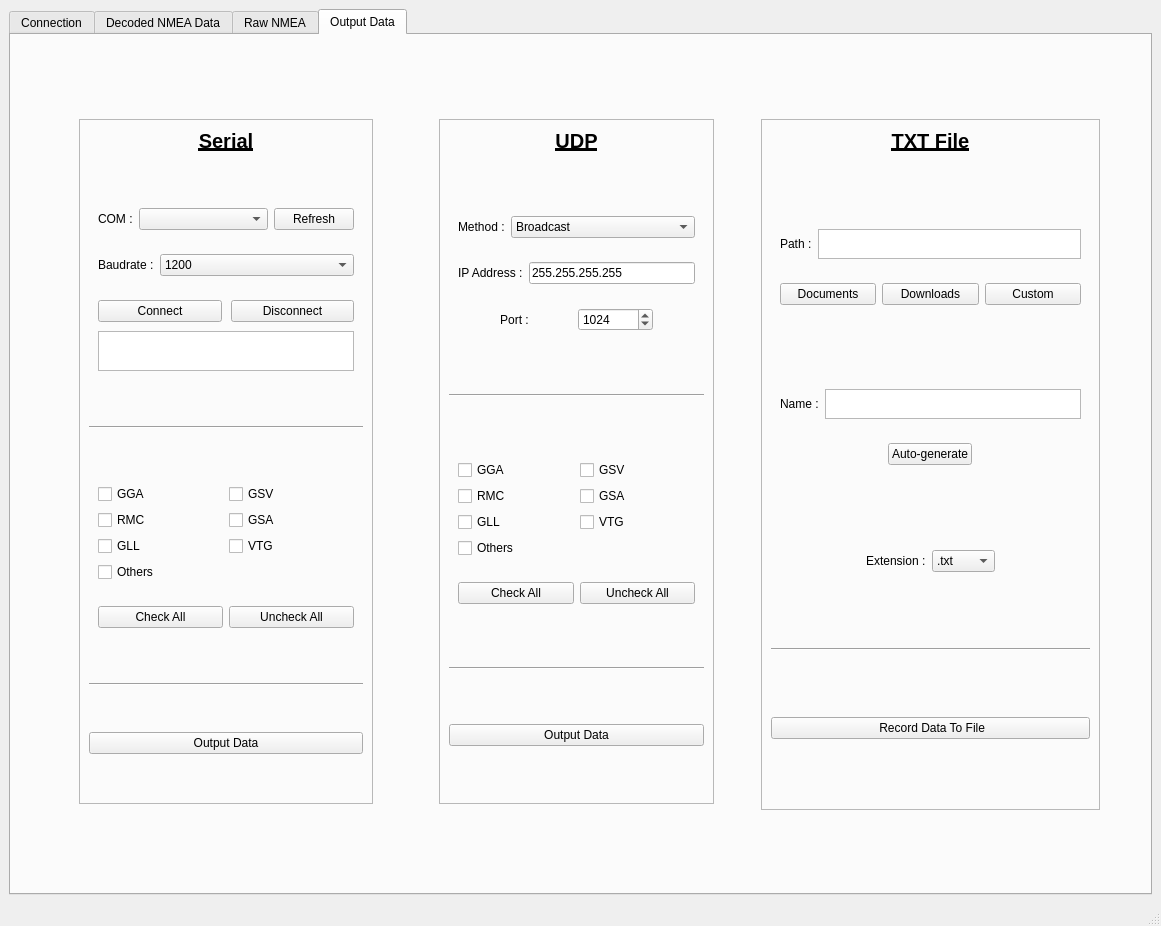
Old version of the form ui/gps_data_displayer.ui in the repository Kupofty/NMEA_Center.
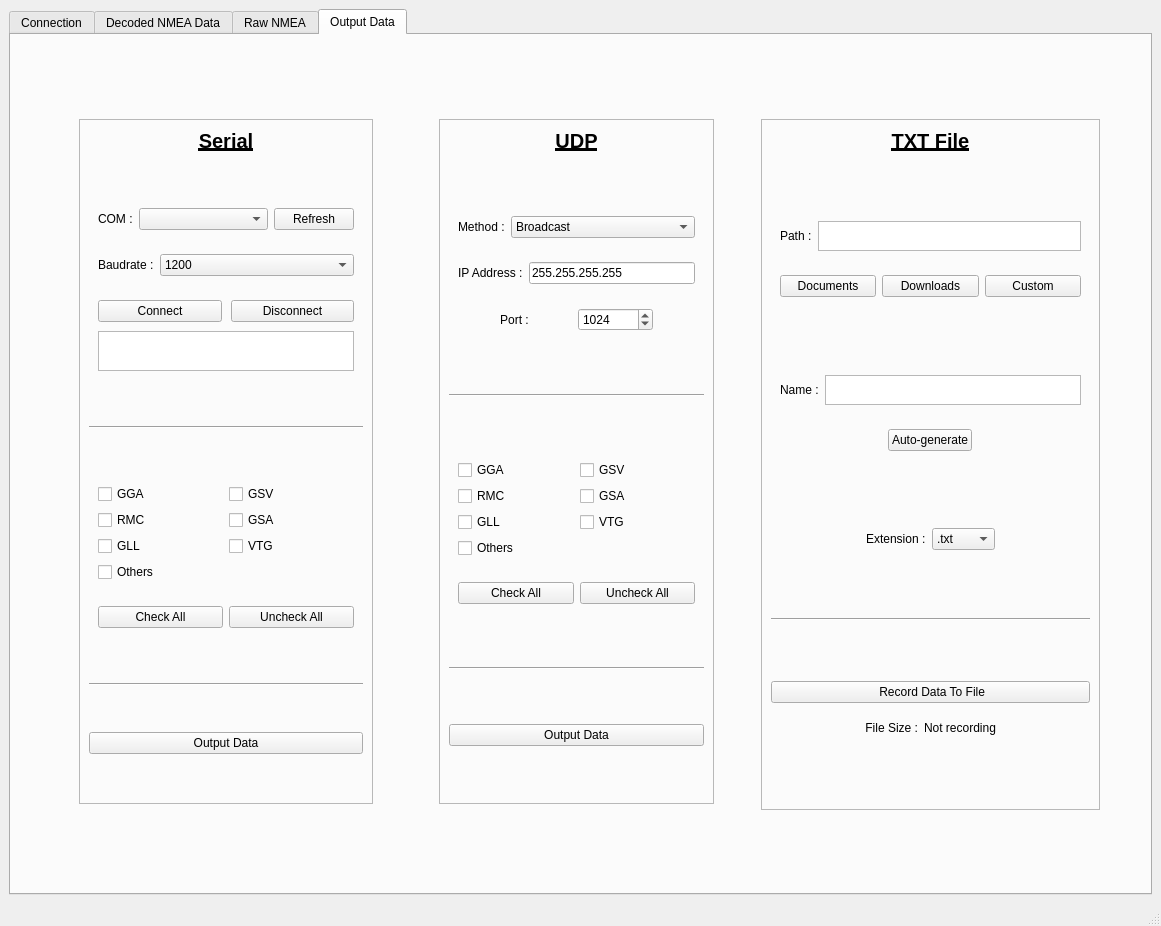
New version of the form. Icons and pictures are not drawn.

Commit message: Add real-time display of recording file size

```diff
--- a/ui/gps_data_displayer.ui
+++ b/ui/gps_data_displayer.ui
@@ -2283,6 +2283,65 @@
              </property>
             </widget>
            </item>
+           <item>
+            <layout class="QHBoxLayout" name="horizontalLayout_21">
+             <property name="leftMargin">
+              <number>9</number>
+             </property>
+             <property name="topMargin">
+              <number>9</number>
+             </property>
+             <property name="rightMargin">
+              <number>9</number>
+             </property>
+             <property name="bottomMargin">
+              <number>9</number>
+             </property>
+             <item>
+              <spacer name="horizontalSpacer_16">
+               <property name="orientation">
+                <enum>Qt::Orientation::Horizontal</enum>
+               </property>
+               <property name="sizeHint" stdset="0">
+                <size>
+                 <width>40</width>
+                 <height>20</height>
+                </size>
+               </property>
+              </spacer>
+             </item>
+             <item>
+              <widget class="QLabel" name="label_30">
+               <property name="text">
+                <string>File Size :</string>
+               </property>
+               <property name="alignment">
+                <set>Qt::AlignmentFlag::AlignRight|Qt::AlignmentFlag::AlignTrailing|Qt::AlignmentFlag::AlignVCenter</set>
+               </property>
+              </widget>
+             </item>
+             <item>
+              <widget class="QLabel" name="label_file_txt_size">
+               <property name="text">
+                <string>Not recording</string>
+               </property>
+              </widget>
+             </item>
+             <item>
+              <spacer name="horizontalSpacer_17">
+               <property name="orientation">
+                <enum>Qt::Orientation::Horizontal</enum>
+               </property>
+               <property name="sizeHint" stdset="0">
+                <size>
+                 <width>40</width>
+                 <height>20</height>
+                </size>
+               </property>
+              </spacer>
+             </item>
+            </layout>
+           </item>
            <item>
             <spacer name="verticalSpacer_3">
              <property name="orientation">
```
The commit also changes 2 other files.
